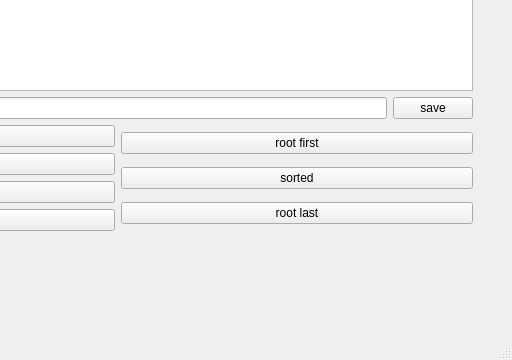
Before: the Qt Designer form mainwindow.ui in KATTSS/Lr7_bintree, drawn with Qt 5; both pictures show x 288 to 800 and y 240 to 600 of the 800 by 600 pixel window.
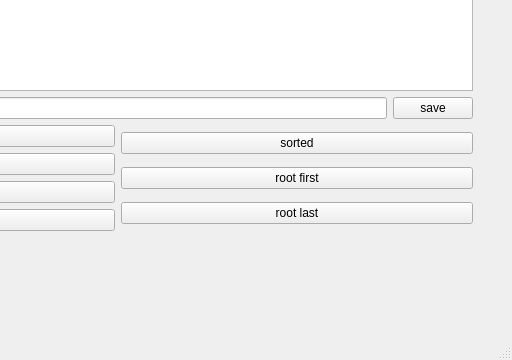
After: the same form once the commit is applied.

Commit message: button correction

```diff
--- a/mainwindow.ui
+++ b/mainwindow.ui
@@ -14,7 +14,7 @@
    <string>MainWindow</string>
   </property>
   <widget class="QWidget" name="centralwidget">
-   <widget class="QWidget" name="">
+   <widget class="QWidget" name="layoutWidget">
     <property name="geometry">
      <rect>
       <x>50</x>
@@ -80,17 +80,17 @@
          <item>
           <widget class="QPushButton" name="pushButton_6">
            <property name="text">
-            <string>root first</string>
-           </property>
-          </widget>
-         </item>
-         <item>
-          <widget class="QPushButton" name="pushButton_7">
-           <property name="text">
             <string>sorted</string>
            </property>
           </widget>
          </item>
+         <item>
+          <widget class="QPushButton" name="pushButton_7">
+           <property name="text">
+            <string>root first</string>
+           </property>
+          </widget>
+         </item>
          <item>
           <widget class="QPushButton" name="pushButton_8">
            <property name="text">
```
Left out of the diff: 8 changed lines with no effect on the pictures. The commit also changes 4 other files.
